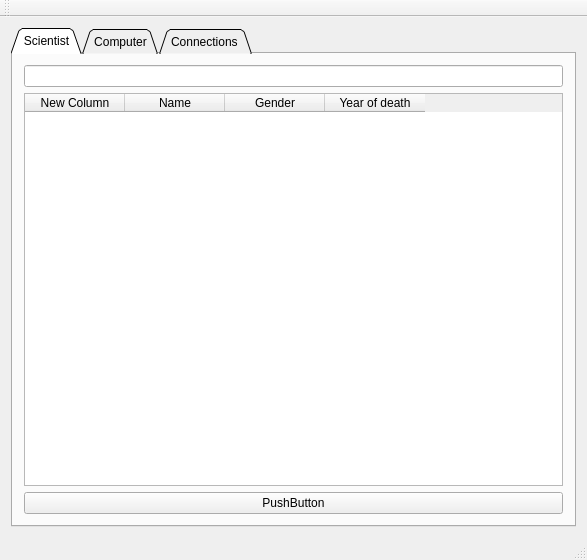
The window that mainwindow.ui (hrunderla/VLN_1_UI) describes before a commit, drawn with Qt 5.
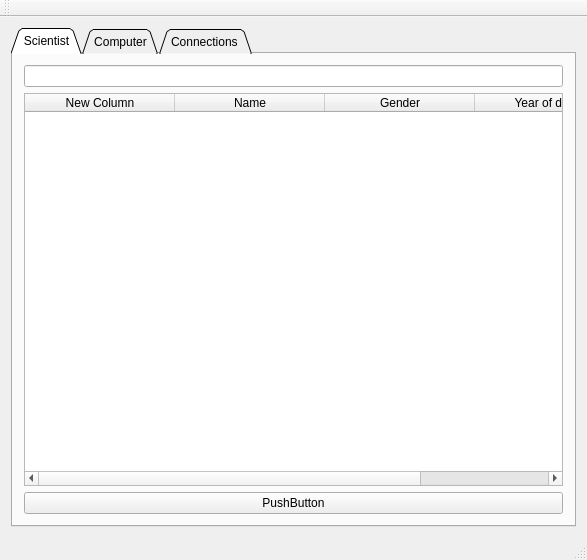
The same window after the commit. The open tabs and pages were chosen to show the change. Icons and pictures are not drawn.

Commit message: Search fyrir computers & scientists

Patch:
```diff
--- a/mainwindow.ui
+++ b/mainwindow.ui
@@ -52,6 +52,12 @@
           <property name="columnCount">
            <number>4</number>
           </property>
+          <attribute name="horizontalHeaderDefaultSectionSize">
+           <number>150</number>
+          </attribute>
+          <attribute name="horizontalHeaderStretchLastSection">
+           <bool>true</bool>
+          </attribute>
           <column>
            <property name="text">
             <string>New Column</string>
```
Left out of the diff: 16 changed lines with no effect on the pictures. The commit also changes 2 other files.
